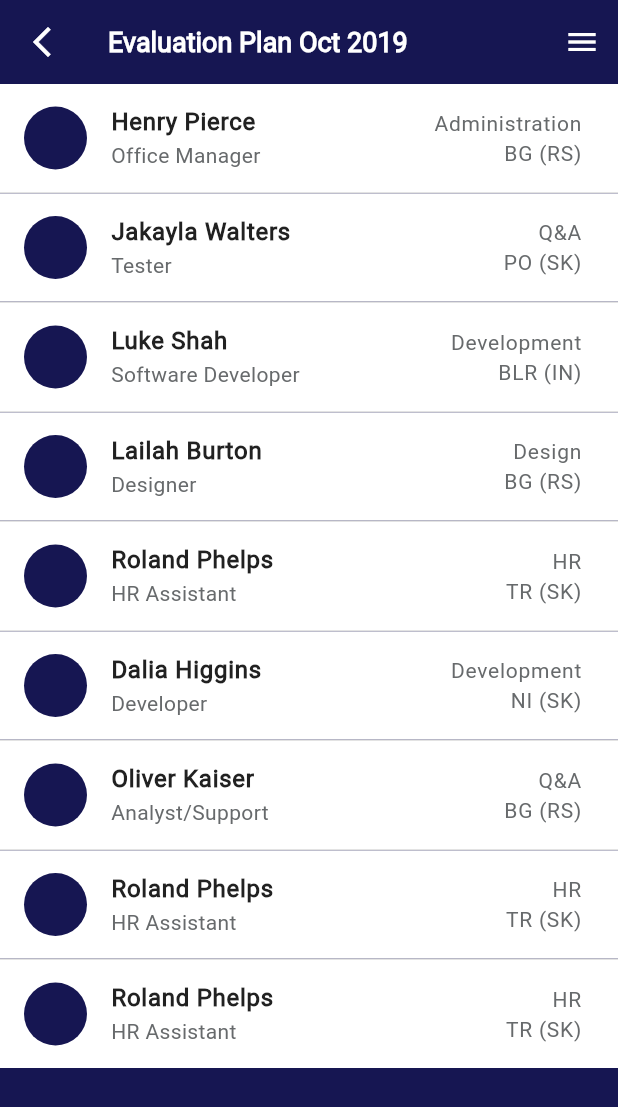
After one commit to HarshsSharma/jionee, a Flutter app: the EvaluationPlanView screen opened directly, on a phone screen of 412 x 824 dp. The commit adds this screen. Shown: the top 1107 px of the screen. Run offline on Flutter 3.47's test engine with Material 2 defaults, Android fonts, the phone set to English and light mode, and no system bars; our stand-ins replace connectivity_plus, get_it, shared_preferences; accounts and stored records are empty.

Commit message:
Added Evaluation UIs

```diff
--- /dev/null
+++ b/lib/common/enums/employee_evaluation_status.dart
@@ -0,0 +1,12 @@
+enum EmployeeEvaluationStatus {
+  excellent('Excellent'),
+  veryGood('Very Good'),
+  satisfactory('Satisfactory'),
+  unsatisfactory('Unsatisfactory'),
+  tooEarly('Cannot Rate (Too Early)'),
+  noInformation('Cannot Rate (No Information)'),
+  unknown('Unknown');
+
+  final String title;
+  const EmployeeEvaluationStatus(this.title);
+}
--- a/lib/common/styles/colors.dart
+++ b/lib/common/styles/colors.dart
@@ -3,15 +3,21 @@ class AppColors {
   static const Color primaryColor = Color(0xFF161652);
   static const Color darkModePrimaryColor = Color(0xFF303030);
   static const Color scaffoldBackgroundColor = Color(0xFFF6F6F6);
+  static const Color green = Color(0xFF14CB43);
+  static const Color selectedCircleColor = Color(0xFF6E789A);
 
   // Border color
-  static const Color boGrey = Color(0xFFECEEF0);
+  static const Color boGrey = Color(0xFFe7eaec);
+  static const Color boGrey2 = Color(0xFFE3E3E3);
   static const Color boDarkGrey = Color(0xFF798B8D);
   static const Color boTextFieldGrey = Color(0xFFADC8CB);
+  static const Color boGreen = Color(0xFF14CB43);
 
 
   // Text Color
+  static const Color tBlack = Color(0xFF212121);
   static const Color tDarkGrey = Color(0xFF6B6E6F);
+  static const Color tDarkGrey2 = Color(0xFF676A6C);
   static const Color tDarkBlue = Color(0xFF00103C);
   static const Color tLightGrey = Color(0xFF7C8698);
 
--- a/lib/common/styles/themes.dart
+++ b/lib/common/styles/themes.dart
@@ -137,3 +137,32 @@ TextStyle _labelSmall(Color color) =>
 
 TextStyle _labelMedium(Color color) =>
     _getTextStyle(fontSize: 14.0, color: color);
+
+Color textThemeColor(BuildContext context) =>
+    Theme.of(context).colorScheme.brightness == Brightness.dark
+        ? Colors.white
+        : AppColors.tBlack;
+
+TextStyle evSubTitle() => _getTextStyle(
+      fontSize: 14.0,
+      color: AppColors.tDarkGrey2,
+      fontWeight: FontWeight.w400,
+    );
+
+TextStyle evTitle(BuildContext context) => _getTextStyle(
+      fontSize: 16.0,
+      color: textThemeColor(context),
+      fontWeight: FontWeight.w600,
+    );
+
+TextStyle evRegularTitle(BuildContext context) => _getTextStyle(
+      fontSize: 16.0,
+      color: textThemeColor(context),
+      fontWeight: FontWeight.w400,
+    );
+
+TextStyle evHintTitle(BuildContext context) => _getTextStyle(
+      fontSize: 14.0,
+      color: textThemeColor(context),
+      fontWeight: FontWeight.w600,
+    );
--- /dev/null
+++ b/lib/common/widget/my_divider.dart
@@ -0,0 +1,20 @@
+import 'package:flutter/material.dart';
+
+import '../styles/colors.dart';
+
+class MyDivider extends StatelessWidget {
+  const MyDivider({
+    super.key,
+    this.color = AppColors.boGrey2,
+  });
+  final Color color;
+
+  @override
+  Widget build(BuildContext context) {
+    return Container(
+      width: double.infinity,
+      height: 1.0,
+      color: color,
+    );
+  }
+}
--- a/lib/presentation/modules/bottom_nav_layout/bottom_nav_layout_view_model.dart
+++ b/lib/presentation/modules/bottom_nav_layout/bottom_nav_layout_view_model.dart
@@ -5,7 +5,9 @@ import '../../router/tab_navigator.dart';
 import '../lock_password/views/confirm_lock_screen_password_view.dart';
 import '../lock_password/views/set_lock_screen_password_view.dart';
 import 'bottom_nav_model.dart';
-import 'category/category_view.dart';
+import 'evaluation/view/employees_evaluation_view.dart';
+import 'evaluation/view/evaluation_plan_view.dart';
+import 'evaluation/view/evaluation_view.dart';
 import 'profile/views/profile_view.dart';
 import 'search/view/search_view.dart';
 import 'time_off/views/add_time_off_request_view.dart';
@@ -32,7 +34,7 @@ class BottomNavLayoutViewModel with ChangeNotifier {
         tabItem: TabItem.category,
         icon: Icons.category,
         navigatorKey: GlobalKey<NavigatorState>(),
-        mainScreen: const CategoryView(),
+        mainScreen: const EvaluationView(),
       ),
       BottomNavModel(
         tabItem: TabItem.profile,
@@ -50,6 +52,10 @@ class BottomNavLayoutViewModel with ChangeNotifier {
           const SetLockScreenPasswordView(),
       TabNavigatorRoutes.confirmLockScreenPass: (context) =>
           const ConfirmLockScreenPasswordView(),
+      TabNavigatorRoutes.evaluationPlan: (context) =>
+          const EvaluationPlanView(),
+      TabNavigatorRoutes.employeesEvaluation: (context) =>
+          const EmployeesEvaluationView(),
     },
   );
 
--- /dev/null
+++ b/lib/presentation/modules/bottom_nav_layout/evaluation/models/employees_data.dart
@@ -0,0 +1,93 @@
+import '../../../../../common/enums/employee_evaluation_status.dart';
+
+class EmployeeModel {
+  final int id;
+  final String name;
+  final String jobTitle;
+  final String department;
+  final String country;
+  final EmployeeEvaluationStatus evaluationStatus;
+  const EmployeeModel({
+    required this.id,
+    required this.name,
+    required this.jobTitle,
+    required this.department,
+    required this.country,
+    required this.evaluationStatus,
+  });
+}
+
+List<EmployeeModel> employeesData = const [
+  EmployeeModel(
+    id: 1,
+    name: 'Henry Pierce',
+    country: 'BG (RS)',
+    department: 'Administration',
+    jobTitle: 'Office Manager',
+    evaluationStatus: EmployeeEvaluationStatus.excellent,
+  ),
+  EmployeeModel(
+    id: 2,
+    name: 'Jakayla Walters',
+    country: 'PO (SK)',
+    department: 'Q&A',
+    jobTitle: 'Tester',
+    evaluationStatus: EmployeeEvaluationStatus.noInformation,
+  ),
+  EmployeeModel(
+    id: 3,
+    name: 'Luke Shah',
+    country: 'BLR (IN)',
+    department: 'Development',
+    jobTitle: 'Software Developer',
+    evaluationStatus: EmployeeEvaluationStatus.satisfactory,
+  ),
+  EmployeeModel(
+    id: 4,
+    name: 'Lailah Burton',
+    country: 'BG (RS)',
+    department: 'Design',
+    jobTitle: 'Designer',
+    evaluationStatus: EmployeeEvaluationStatus.tooEarly,
+  ),
+  EmployeeModel(
+    id: 5,
+    name: 'Roland Phelps',
+    country: 'TR (SK)',
+    department: 'HR',
+    jobTitle: 'HR Assistant',
+    evaluationStatus: EmployeeEvaluationStatus.unknown,
+  ),
+  EmployeeModel(
+    id: 6,
+    name: 'Dalia Higgins',
+    country: 'NI (SK)',
+    department: 'Development',
+    jobTitle: 'Developer',
+    evaluationStatus: EmployeeEvaluationStatus.unsatisfactory,
+  ),
+  EmployeeModel(
+    id: 7,
+    name: 'Oliver Kaiser',
+    country: 'BG (RS)',
+    department: 'Q&A',
+    jobTitle: 'Analyst/Support',
+    evaluationStatus: EmployeeEvaluationStatus.veryGood,
+  ),
+  EmployeeModel(
+    id: 8,
+    name: 'Roland Phelps',
+    country: 'TR (SK)',
+    department: 'HR',
+    jobTitle: 'HR Assistant',
+    evaluationStatus: EmployeeEvaluationStatus.satisfactory,
+  ),
+  EmployeeModel(
+    id: 9,
+    name: 'Roland Phelps',
+    country: 'TR (SK)',
+    department: 'HR',
+    jobTitle: 'HR Assistant',
+    evaluationStatus: EmployeeEvaluationStatus.excellent,
+  ),
+];
--- /dev/null
+++ b/lib/presentation/modules/bottom_nav_layout/evaluation/view/evaluation_plan_view.dart
@@ -0,0 +1,122 @@
+// ignore_for_file: public_member_api_docs, sort_constructors_first
+import 'package:flutter/material.dart';
+import 'package:provider/provider.dart';
+
+import '../../../../../common/styles/colors.dart';
+import '../../../../../common/styles/themes.dart';
+import '../../../../../common/widget/my_divider.dart';
+import '../../../../router/tab_navigator.dart';
+import '../models/employees_data.dart';
+import '../view_model/evaluation_view_model.dart';
+
+class EvaluationPlanView extends StatelessWidget {
+  const EvaluationPlanView({super.key});
+
+  @override
+  Widget build(BuildContext context) {
+    return Consumer<EvaluationsViewModel>(
+      builder: (context, provider, _) {
+        return WillPopScope(
+          onWillPop: provider.selectedEmployess.isNotEmpty
+              ? () async {
+                  provider.unSelectAll();
+                  return false;
+                }
+              : null,
+          child: Scaffold(
+            appBar: provider.selectedEmployess.isNotEmpty
+                ? AppBar(
+                    title: Text('${provider.selectedEmployess.length}'),
+                    leading: IconButton(
+                      onPressed: () => provider.unSelectAll(),
+                      icon: const Icon(Icons.arrow_back_ios),
+                    ),
+                    actions: [
+                      IconButton(
+                        onPressed: () {},
+                        icon: const Icon(Icons.edit),
+                      ),
+                    ],
+                  )
+                : AppBar(
+                    title: const Text('Evaluation Plan Oct 2019'),
+                    leading: IconButton(
+                      onPressed: () => Navigator.of(context).pop(),
+                      icon: const Icon(Icons.arrow_back_ios_new),
+                    ),
+                  ),
+            endDrawer:
+                provider.selectedEmployess.isNotEmpty ? null : const Drawer(),
+            body: ListView.separated(
+              itemCount: employeesData.length,
+              itemBuilder: (context, index) {
+                return EvaluationPlanItemBuilder(
+                  isSelectionMode: provider.selectedEmployess.isNotEmpty,
+                  data: employeesData[index],
+                  isSelcted: provider.isSelcted(employeesData[index]),
+                  onLongPress: () =>
+                      provider.addToSelectedEmployess(employeesData[index]),
+                  onTap: () {
+                    provider.selectEmployee(employeesData[index]);
+                    Navigator.pushNamed(
+                      context,
+                      TabNavigatorRoutes.employeesEvaluation,
+                    );
+                  },
+                );
+              },
+              separatorBuilder: (_, __) => const MyDivider(),
+            ),
+          ),
+        );
+      },
+    );
+  }
+}
+
+class EvaluationPlanItemBuilder extends StatelessWidget {
+  const EvaluationPlanItemBuilder({
+    Key? key,
+    required this.data,
+    required this.onTap,
+    required this.onLongPress,
+    required this.isSelcted,
+    required this.isSelectionMode,
+  }) : super(key: key);
+  final EmployeeModel data;
+  final VoidCallback onTap;
+  final VoidCallback onLongPress;
+  final bool isSelcted;
+  final bool isSelectionMode;
+
+  @override
+  Widget build(BuildContext context) {
+    return Container(
+      color: Theme.of(context).colorScheme.brightness == Brightness.dark
+          ? Colors.black
+          : Colors.white,
+      child: ListTile(
+        onTap: isSelcted || isSelectionMode ? onLongPress : onTap,
+        onLongPress: isSelcted ? null : onLongPress,
+        leading: CircleAvatar(
+          radius: 21.0,
+          backgroundColor: isSelcted ? AppColors.selectedCircleColor : null,
+          child: isSelcted ? const Icon(Icons.done, size: 30.0) : null,
+        ),
+        title: Text(
+          data.name,
+          style: evTitle(context),
+        ),
+        subtitle: Text(
+          data.jobTitle,
+          style: evSubTitle(),
+        ),
+        trailing: Text(
+          '${data.department}\n${data.country}',
+          textAlign: TextAlign.right,
+          style: evSubTitle(),
+        ),
+      ),
+    );
+  }
+}
--- /dev/null
+++ b/lib/presentation/modules/bottom_nav_layout/evaluation/view_model/evaluation_view_model.dart
@@ -0,0 +1,38 @@
+import 'package:flutter/material.dart';
+
+import '../models/employees_data.dart';
+
+class EvaluationsViewModel extends ChangeNotifier {
+  List<int> _selectedEmployess = [];
+  EmployeeModel? _selectedEmployee;
+
+  List<int> get selectedEmployess => _selectedEmployess;
+  EmployeeModel get selectedEmployee => _selectedEmployee!;
+
+  void selectEmployee(EmployeeModel employee) {
+    _selectedEmployee = employee;
+  }
+
+  bool isSelcted(EmployeeModel employee) {
+    return _selectedEmployess.contains(employee.id);
+  }
+
+  void addToSelectedEmployess(EmployeeModel employee) {
+    if (_selectedEmployess.contains(employee.id)) {
+      removeFromSelectedEmployees(employee);
+    } else {
+      _selectedEmployess.add(employee.id);
+      notifyListeners();
+    }
+  }
+
+  void removeFromSelectedEmployees(EmployeeModel employee) {
+    _selectedEmployess.removeWhere((element) => element == employee.id);
+    notifyListeners();
+  }
+
+  void unSelectAll() {
+    _selectedEmployess = [];
+    notifyListeners();
+  }
+}
--- a/lib/presentation/router/app_router.dart
+++ b/lib/presentation/router/app_router.dart
@@ -5,6 +5,7 @@ import '../../common/constants/constants.dart';
 import '../../di.dart';
 import '../../main.dart';
 import '../modules/bottom_nav_layout/bottom_nav_layot_view.dart';
+import '../modules/bottom_nav_layout/evaluation/view_model/evaluation_view_model.dart';
 import '../modules/bottom_nav_layout/search/view_model/movies_view_model.dart';
 import '../modules/bottom_nav_layout/time_off/view_model/time_off_view_model.dart';
 import '../modules/lock_password/views/lock_view.dart';
@@ -50,6 +51,10 @@ class AppRouter {
               create: (_) => sl<MoviesViewModel>(),
               lazy: true,
             ),
+            ChangeNotifierProvider(
+              create: (_) => EvaluationsViewModel(),
+              lazy: true,
+            ),
           ],
           child: const BottomNavLayoutView(),
         );
--- a/lib/presentation/router/tab_navigator.dart
+++ b/lib/presentation/router/tab_navigator.dart
@@ -7,6 +7,8 @@ class TabNavigatorRoutes {
   static const String addTimeOffRequest = '/Add-Time-Off-Item-Requests';
   static const String setLockScreenPass = '/Set-Lock-Screen-Password';
   static const String confirmLockScreenPass = '/Confirm-Lock-Screen-Password';
+  static const String evaluationPlan = '/evaluation-plan-view';
+  static const String employeesEvaluation = '/Employees-Evaluation-view';
 }
 
 class TabNavigator extends StatelessWidget {
```
Also changed, not shown: lib/presentation/modules/bottom_nav_layout/evaluation/models/evaluation_monthly_data.dart (added, +23 -0 lines), lib/presentation/modules/bottom_nav_layout/evaluation/view/employees_evaluation_view.dart (added, +146 -0 lines), lib/presentation/modules/bottom_nav_layout/evaluation/view/evaluation_view.dart (added, +94 -0 lines), 1 other file.
